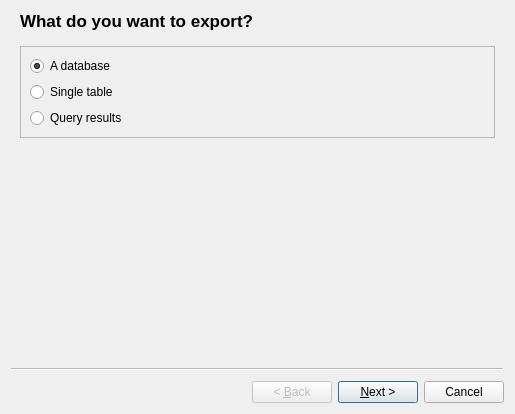
This is SQLiteStudio3/SQLiteStudio/dialogs/exportdialog.ui in pawelsalawa/sqlitestudio as Qt 5 draws it before an edit. The edited form follows.
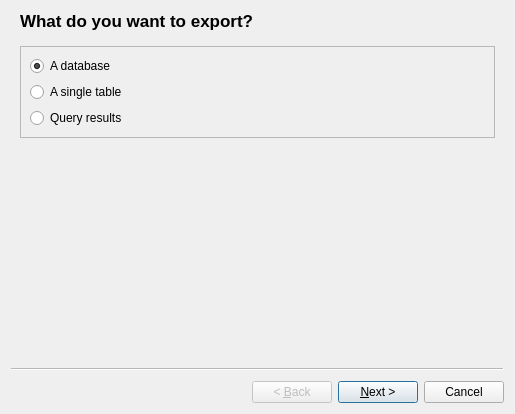
This is the edited form. Custom widgets are drawn as their Qt base class.

What changed in the file:
```diff
--- a/SQLiteStudio3/SQLiteStudio/dialogs/exportdialog.ui
+++ b/SQLiteStudio3/SQLiteStudio/dialogs/exportdialog.ui
@@ -40,7 +40,7 @@
        <item>
         <widget class="QRadioButton" name="subjectTableRadio">
          <property name="text">
-          <string>Single table</string>
+          <string>A single table</string>
          </property>
         </widget>
        </item>
```
Left out of the diff: 60 changed lines with no effect on the pictures.
